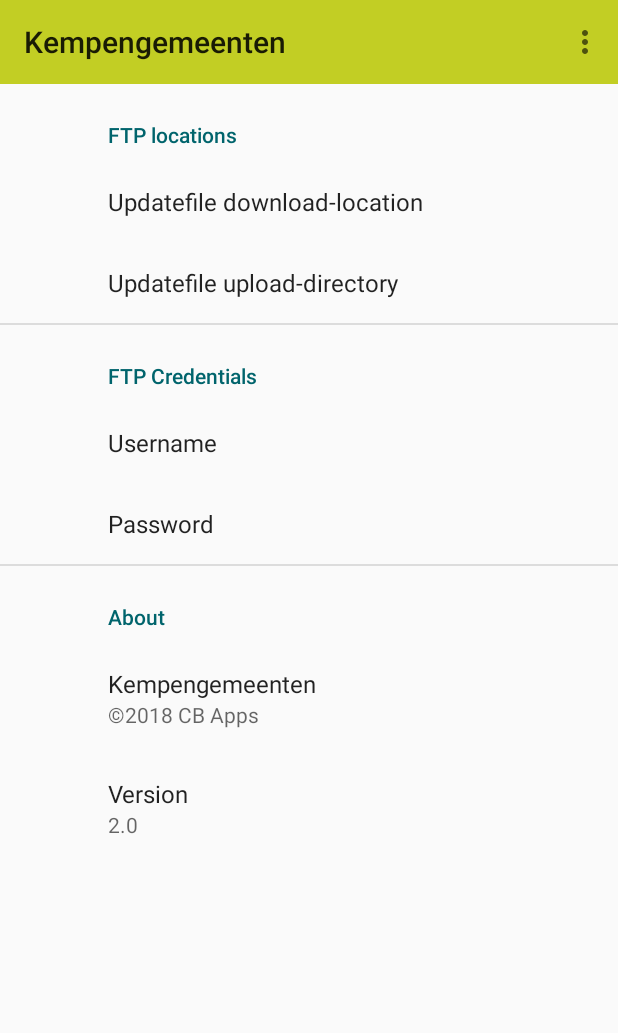
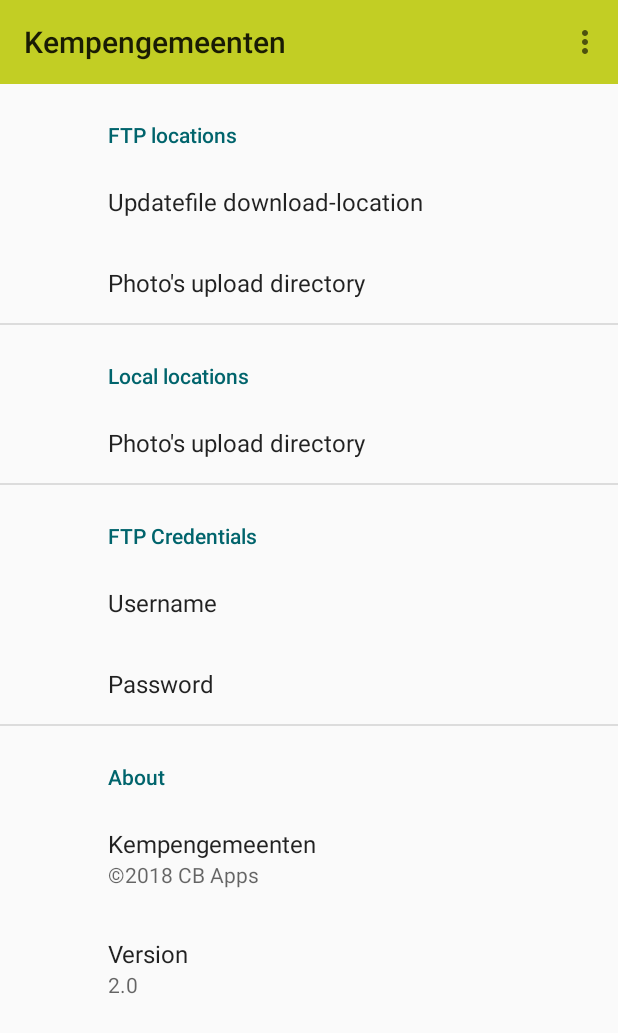
Before and after one commit to CoenB95/KempenGemeenten, an Android app: the screen it shows after launch (MainActivity), in the options menu, after a tap on "Settings", on a phone screen of 412 x 824 dp. Shown: the top 1033 px of the screen. Run offline under Robolectric (Android 15) with nearby library versions, the phone set to English and light mode, and no system bars; our stand-ins replace Volley, androidx.preference; libraries missing offline, so code that uses them is left out: com.google.maps.android, com.jakewharton.threetenabp; 2 statements that could not run were skipped.

Commit message:
Make uploading photos work again.

```diff
--- a/app/src/main/java/com/cbapps/kempengemeenten/MainActivity.java
+++ b/app/src/main/java/com/cbapps/kempengemeenten/MainActivity.java
@@ -1,6 +1,7 @@
 package com.cbapps.kempengemeenten;
 
 import android.annotation.TargetApi;
+import android.content.Intent;
 import android.content.res.Configuration;
 import android.os.Build;
 import android.os.Bundle;
@@ -15,13 +16,13 @@
 import android.support.v7.app.ActionBarDrawerToggle;
 import android.support.v7.app.AppCompatActivity;
 import android.support.v7.widget.Toolbar;
+import android.util.Log;
 import android.view.Menu;
 import android.view.MenuItem;
-import android.widget.Switch;
-import android.widget.TextView;
 
 import com.cb.kempengemeenten.R;
 import com.cbapps.kempengemeenten.database.LmsPoint;
+import com.cbapps.kempengemeenten.fragments.LmsDetailFragment;
 import com.cbapps.kempengemeenten.fragments.MapFragment;
 import com.cbapps.kempengemeenten.fragments.UploadCentreFragment;
 import com.jakewharton.threetenabp.AndroidThreeTen;
@@ -31,10 +32,9 @@
 
 	private static final String TAG = "MainActivity";
 
+	private LmsDetailFragment detailFragment;
+
 	private BottomSheetBehavior bottomSheetBehavior;
-	private TextView bottomSheetTownView;
-	private TextView bottomSheetStreetView;
-	private Switch bottomSheetMeasuredSwitch;
 	private DrawerLayout drawerLayout;
 	private ActionBarDrawerToggle drawerToggle;
 
@@ -46,10 +46,6 @@
 
 		Toolbar toolbar = findViewById(R.id.toolbar);
 		setSupportActionBar(toolbar);
-
-		bottomSheetTownView = findViewById(R.id.pointTown);
-		bottomSheetStreetView = findViewById(R.id.pointStreet);
-		bottomSheetMeasuredSwitch = findViewById(R.id.pointMeasuredSwitch);
 
 		bottomSheetBehavior = BottomSheetBehavior.from(findViewById(R.id.bottom_sheet));
 		bottomSheetBehavior.setHideable(true);
@@ -69,7 +65,7 @@
 					showMap(null);
 					return true;
 				case R.id.home:
-					showButtons();
+					showUploadCentre();
 					return true;
 			}
 			return false;
@@ -81,6 +77,14 @@
 
 		PermissionManager.setup();
 
+		detailFragment = (LmsDetailFragment) getSupportFragmentManager().findFragmentByTag("Detail");
+		if (detailFragment == null)
+			detailFragment = new LmsDetailFragment();
+		getSupportFragmentManager()
+				.beginTransaction()
+				.replace(R.id.bottom_sheet_frame, detailFragment, "Detail")
+				.commit();
+
 		LmsPoint point = (LmsPoint) getIntent().getSerializableExtra(MapFragment.EXTRA_SHOW_LMS_DETAIL);
 		if (point != null)
 			showMap(point);
@@ -88,7 +92,7 @@
 			showMap(null);
 	}
 
-	private void showButtons() {
+	private void showUploadCentre() {
 		UploadCentreFragment uploadCentreFragment = new UploadCentreFragment();
 		getSupportFragmentManager()
 				.beginTransaction()
@@ -105,6 +109,14 @@
 				.beginTransaction()
 				.replace(R.id.content, mapFragment, "Map")
 				.commit();
+	}
+
+	@Override
+	protected void onActivityResult(int requestCode, int resultCode, Intent data) {
+		super.onActivityResult(requestCode, resultCode, data);
+		if (requestCode == LmsDetailFragment.CAPTURE_REQUEST_CODE) {
+			Log.d(TAG, "And now...");
+		}
 	}
 
 	@Override
@@ -190,9 +202,7 @@
 			bottomSheetBehavior.setState(BottomSheetBehavior.STATE_HIDDEN);
 		} else {
 			bottomSheetBehavior.setState(BottomSheetBehavior.STATE_COLLAPSED);
-			bottomSheetStreetView.setText(point.getAddress());
-			bottomSheetTownView.setText(point.getTown());
-			bottomSheetMeasuredSwitch.setChecked(point.isMeasured());
+			detailFragment.showDetail(point);
 		}
 	}
 }
--- /dev/null
+++ b/app/src/main/java/com/cbapps/kempengemeenten/fragments/LmsDetailFragment.java
@@ -0,0 +1,87 @@
+package com.cbapps.kempengemeenten.fragments;
+
+import android.content.Intent;
+import android.content.SharedPreferences;
+import android.net.Uri;
+import android.os.Bundle;
+import android.provider.MediaStore;
+import android.support.annotation.NonNull;
+import android.support.annotation.Nullable;
+import android.support.v4.app.DialogFragment;
+import android.support.v4.content.FileProvider;
+import android.support.v7.app.AlertDialog;
+import android.support.v7.preference.PreferenceManager;
+import android.view.LayoutInflater;
+import android.view.View;
+import android.view.ViewGroup;
+import android.widget.Button;
+import android.widget.Switch;
+import android.widget.TextView;
+
+import com.cb.kempengemeenten.R;
+import com.cbapps.kempengemeenten.database.LmsPoint;
+
+import org.threeten.bp.LocalDateTime;
+import org.threeten.bp.format.DateTimeFormatter;
+
+import java.io.File;
+
+/**
+ * @author CoenB95
+ */
+
+public class LmsDetailFragment extends DialogFragment {
+
+	public static final int CAPTURE_REQUEST_CODE = 301;
+
+	private TextView pointTownView;
+	private TextView pointStreetView;
+	private Switch pointMeasuredSwitch;
+
+	private LmsPoint shownPoint;
+	private SharedPreferences preferences;
+
+	@Nullable
+	@Override
+	public View onCreateView(@NonNull LayoutInflater inflater, @Nullable ViewGroup container, @Nullable Bundle savedInstanceState) {
+		View view = inflater.inflate(R.layout.point_detail_layout, container, false);
+
+		preferences = PreferenceManager.getDefaultSharedPreferences(getContext());
+
+		pointTownView = view.findViewById(R.id.pointTown);
+		pointStreetView = view.findViewById(R.id.pointStreet);
+		pointMeasuredSwitch = view.findViewById(R.id.pointMeasuredSwitch);
+
+//		Button pointCaptureButton = view.findViewById(R.id.pointUploadButton);
+//		pointCaptureButton.setOnClickListener(v -> {
+//			String storageDir = preferences.getString("localUploadLocation", null);
+//			if (storageDir == null) {
+//				new AlertDialog.Builder(getContext())
+//						.setTitle(R.string.location_not_set_title)
+//						.setMessage(R.string.location_not_set_description)
+//						.setPositiveButton(R.string.ok, null)
+//						.show();
+//				return;
+//			}
+//			Intent intent = new Intent(MediaStore.ACTION_IMAGE_CAPTURE);
+//			if (intent.resolveActivity(getContext().getPackageManager()) != null) {
+//				String timeStamp = LocalDateTime.now().format(DateTimeFormatter.BASIC_ISO_DATE);
+//				String fileName = "LMS_" + shownPoint.getLmsNumber() + "_" + timeStamp + ".jpg";
+//				File image = new File(storageDir, fileName);
+//
+//				intent.putExtra(MediaStore.EXTRA_OUTPUT, FileProvider.getUriForFile(getContext(),
+//						"com.cbapps.kempengemeenten.fileprovider", image));
+//				startActivity(intent);
+//			}
+//		});
+
+		return view;
+	}
+
+	public void showDetail(LmsPoint point) {
+		shownPoint = point;
+		pointStreetView.setText(point.getAddress());
+		pointTownView.setText(point.getTown());
+		pointMeasuredSwitch.setChecked(point.isMeasured());
+	}
+}
--- a/app/src/main/res/layout/main_layout.xml
+++ b/app/src/main/res/layout/main_layout.xml
@@ -43,7 +43,10 @@
             android:background="@android:color/background_light"
             app:layout_behavior="android.support.design.widget.BottomSheetBehavior">
 
-            <include layout="@layout/point_detail_layout"/>
+            <FrameLayout
+                android:id="@+id/bottom_sheet_frame"
+                android:layout_width="match_parent"
+                android:layout_height="wrap_content"/>
 
         </android.support.v4.widget.NestedScrollView>
 
--- a/app/src/main/res/layout/point_detail_layout.xml
+++ b/app/src/main/res/layout/point_detail_layout.xml
@@ -35,4 +35,5 @@
         android:text="@string/measured"
         app:layout_constraintEnd_toEndOf="parent"
         app:layout_constraintTop_toBottomOf="@+id/pointTown"/>
+
 </android.support.constraint.ConstraintLayout>
--- a/app/src/main/res/values/strings.xml
+++ b/app/src/main/res/values/strings.xml
@@ -7,7 +7,7 @@
     <string name="gebruiker">Username</string>
     <string name="login">Please login</string>
     <string name="cancel">Cancel</string>
-    <string name="ok">Selecteer</string>
+    <string name="ok">OK</string>
     <string name="description">Picture</string>
     <string name="go_back">Go back</string>
     <string name="copyright" translatable="false">©2018 CB Apps</string>
@@ -25,16 +25,20 @@
     <string name="geofence_notification_summary">Select for details</string>
     <string name="save">Save</string>
     <string name="location_download_updates_ftp">Updatefile download-location</string>
-    <string name="location_upload_photos_ftp">Photos upload-directory</string>
+    <string name="location_upload_photos_ftp">Photo\'s upload directory</string>
     <string name="location_upload_updates_ftp">Updatefile upload-directory</string>
     <string name="ftp_locations">FTP locations</string>
     <string name="ftp_credentials">FTP Credentials</string>
-    <string name="version_code">2.0</string>
+    <string name="version_code" translatable="false">2.0</string>
     <string name="about">About</string>
     <string name="location">Location</string>
     <string name="measured">Measured</string>
 	<string name="google_location_required_title">Google\'s Location Services required</string>
     <string name="google_location_required_description">In order for nearby-notifications to work, Google\'s Location Services needs to be enabled.</string>
     <string name="google_location_required_ok">Take me there</string>
+	<string name="upload_photos">Take a picture</string>
+	<string name="location_not_set_title">Location not set</string>
+    <string name="location_not_set_description">One or more location preferences are not yet set. Please set them using the Settings menu item.</string>
+	<string name="local_locations">Local locations</string>
 
 </resources>
--- a/app/src/main/res/xml/preferences.xml
+++ b/app/src/main/res/xml/preferences.xml
@@ -13,14 +13,27 @@
 			android:title="@string/location_download_updates_ftp"
 			browseMode="ftpFiles"/>
         <com.cbapps.kempengemeenten.LocationPreference
-	        android:dialogTitle="@string/location_upload_updates_ftp"
+	        android:dialogTitle="@string/location_upload_photos_ftp"
 	        android:key="ftpUploadLocation"
 	        android:positiveButtonText="@string/save"
 	        android:negativeButtonText="@string/cancel"
-	        android:title="@string/location_upload_updates_ftp"
+	        android:title="@string/location_upload_photos_ftp"
 			browseMode="ftpDirectories"/>
 
     </PreferenceCategory>
+
+	<PreferenceCategory
+		android:title="@string/local_locations">
+
+		<com.cbapps.kempengemeenten.LocationPreference
+			android:dialogTitle="@string/location_upload_photos_ftp"
+			android:key="localUploadLocation"
+			android:positiveButtonText="@string/save"
+			android:negativeButtonText="@string/cancel"
+			android:title="@string/location_upload_photos_ftp"
+			browseMode="localDirectories"/>
+
+	</PreferenceCategory>
 
     <PreferenceCategory
 	    android:title="@string/ftp_credentials">
```
Also changed, not shown: app/src/main/java/com/cbapps/kempengemeenten/FTPFileTransferer.java (+8 -6 lines), app/src/main/java/com/cbapps/kempengemeenten/fragments/UploadCentreFragment.java (+10 -3 lines), 1 other file.
